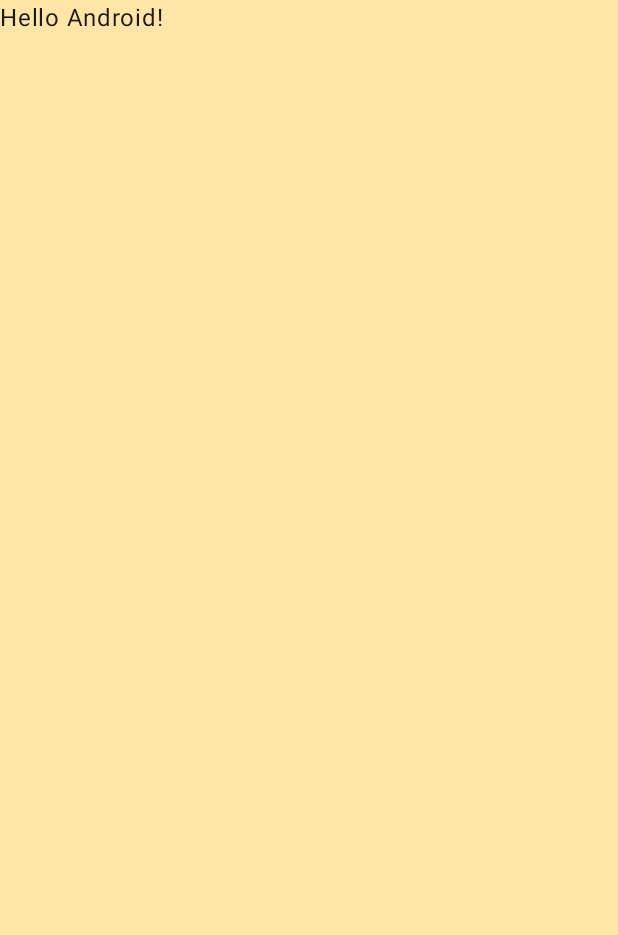
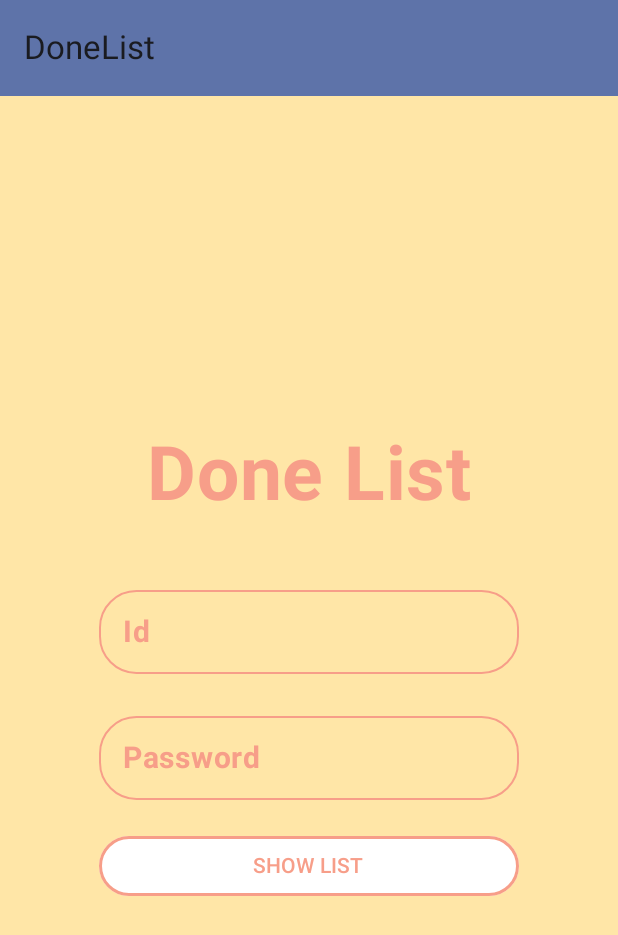
Before and after one commit to leehy0321/DoneList, an Android app built with Jetpack Compose: the screen it shows after launch (MainActivity), on a phone screen of 412 x 824 dp. Before the commit the part shown is almost empty. Shown: the top 935 px of the screen. Run offline under Robolectric (Android 15) with nearby library versions, the phone set to English and light mode, and no system bars.

Commit message:
add list screen (empty). add the action that display change when the login button clicked.

```diff
--- a/app/build.gradle.kts
+++ b/app/build.gradle.kts
@@ -32,6 +32,7 @@ android {
     }
     kotlinOptions {
         jvmTarget = "1.8"
+        freeCompilerArgs += "-opt-in=androidx.compose.material3.ExperimentalMaterial3Api"
     }
     buildFeatures {
         compose = true
@@ -56,11 +57,16 @@ dependencies {
     implementation("androidx.compose.ui:ui-graphics")
     implementation("androidx.compose.ui:ui-tooling-preview")
     implementation("androidx.compose.material3:material3")
+    implementation(platform("androidx.compose:compose-bom:2023.03.00"))
+    implementation("androidx.navigation:navigation-compose:2.5.3")
+    implementation(platform("androidx.compose:compose-bom:2023.03.00"))
     testImplementation("junit:junit:4.13.2")
     androidTestImplementation("androidx.test.ext:junit:1.1.5")
     androidTestImplementation("androidx.test.espresso:espresso-core:3.5.1")
     androidTestImplementation(platform("androidx.compose:compose-bom:2023.03.00"))
     androidTestImplementation("androidx.compose.ui:ui-test-junit4")
+    androidTestImplementation(platform("androidx.compose:compose-bom:2023.03.00"))
+    androidTestImplementation(platform("androidx.compose:compose-bom:2023.03.00"))
     debugImplementation("androidx.compose.ui:ui-tooling")
     debugImplementation("androidx.compose.ui:ui-test-manifest")
 }
--- /dev/null
+++ b/app/src/main/java/com/hy/donelist/DoneListScreen.kt
@@ -0,0 +1,92 @@
+package com.hy.donelist
+
+import androidx.compose.foundation.layout.padding
+import androidx.compose.material.icons.Icons
+import androidx.compose.material.icons.filled.ArrowBack
+import androidx.compose.material3.Icon
+import androidx.compose.material3.IconButton
+import androidx.compose.material3.MaterialTheme
+import androidx.compose.material3.Scaffold
+import androidx.compose.material3.Text
+import androidx.compose.material3.TopAppBar
+import androidx.compose.material3.TopAppBarDefaults
+import androidx.compose.runtime.Composable
+import androidx.compose.runtime.collectAsState
+import androidx.compose.runtime.getValue
+import androidx.compose.ui.Modifier
+import androidx.compose.ui.res.stringResource
+import androidx.lifecycle.viewmodel.compose.viewModel
+import androidx.navigation.compose.NavHost
+import androidx.navigation.compose.composable
+import androidx.navigation.compose.rememberNavController
+import com.hy.donelist.ui.DoneListViewModel
+import com.hy.donelist.ui.ListScreen
+import com.hy.donelist.ui.LoginScreenDisplay
+
+enum class DoneListScreen() {
+    Login,
+    List
+}
+
+/**
+ * Composable that displays the topBar and displays back button if back navigation is possible.
+ */
+@Composable
+fun DoneListAppBar(
+    canNavigateBack: Boolean,
+    navigateUp: () -> Unit,
+    modifier: Modifier = Modifier
+) {
+    TopAppBar(
+        title = { Text(stringResource(id = R.string.app_name)) },
+        colors = TopAppBarDefaults.mediumTopAppBarColors(
+            containerColor = MaterialTheme.colorScheme.primaryContainer
+        ),
+        modifier = modifier,
+        navigationIcon = {
+            if (canNavigateBack) {
+                IconButton(onClick = navigateUp) {
+                    Icon(
+                        imageVector = Icons.Filled.ArrowBack,
+                        contentDescription = stringResource(R.string.back_button)
+                    )
+                }
+            }
+        }
+    )
+}
+
+@Composable
+fun DoneListApp(
+    modifier: Modifier = Modifier,
+    viewModel: DoneListViewModel = viewModel(),
+) {
+    val navController = rememberNavController()
+    Scaffold(
+        topBar = {
+            DoneListAppBar(
+                canNavigateBack = false,
+                navigateUp = { /* TODO: implement back navigation */ }
+            )
+        }
+    ) { innerPadding ->
+        val uiState by viewModel.uiState.collectAsState()
+
+        NavHost(navController = navController,
+            startDestination = DoneListScreen.Login.name,
+            modifier = modifier.padding(innerPadding)) {
+            composable(route = DoneListScreen.Login.name) {
+                LoginScreenDisplay(
+                    onLoginButtonClicked = {
+                        1
+                        navController.navigate(DoneListScreen.List.name)
+                    }
+                )
+            }
+            composable(route = DoneListScreen.List.name) {
+                ListScreen(
+                )
+            }
+        }
+    }
+}
--- a/app/src/main/java/com/hy/donelist/MainActivity.kt
+++ b/app/src/main/java/com/hy/donelist/MainActivity.kt
@@ -6,10 +6,7 @@ import androidx.activity.compose.setContent
 import androidx.compose.foundation.layout.fillMaxSize
 import androidx.compose.material3.MaterialTheme
 import androidx.compose.material3.Surface
-import androidx.compose.material3.Text
-import androidx.compose.runtime.Composable
 import androidx.compose.ui.Modifier
-import androidx.compose.ui.tooling.preview.Preview
 import com.hy.donelist.ui.theme.DoneListTheme
 
 class MainActivity : ComponentActivity() {
@@ -17,27 +14,10 @@ class MainActivity : ComponentActivity() {
         super.onCreate(savedInstanceState)
         setContent {
             DoneListTheme {
-                // A surface container using the 'background' color from the theme
                 Surface(modifier = Modifier.fillMaxSize(), color = MaterialTheme.colorScheme.background) {
-                    Greeting("Android")
+                    DoneListApp()
                 }
             }
         }
     }
 }
-
-@Composable
-fun Greeting(name: String, modifier: Modifier = Modifier) {
-    Text(
-            text = "Hello $name!",
-            modifier = modifier
-    )
-}
-
-@Preview(showBackground = true)
-@Composable
-fun GreetingPreview() {
-    DoneListTheme {
-        Greeting("Android")
-    }
-}
--- /dev/null
+++ b/app/src/main/java/com/hy/donelist/data/UserData.kt
@@ -0,0 +1,6 @@
+package com.hy.donelist.data
+
+data class UserData(
+    var id : String = "",
+    var doneList : List<DoneListData> = listOf()
+)
--- /dev/null
+++ b/app/src/main/java/com/hy/donelist/ui/DoneListViewModel.kt
@@ -0,0 +1,13 @@
+package com.hy.donelist.ui
+
+import androidx.lifecycle.ViewModel
+import kotlinx.coroutines.flow.MutableStateFlow
+import kotlinx.coroutines.flow.StateFlow
+
+import com.hy.donelist.data.UserData
+import kotlinx.coroutines.flow.asStateFlow
+
+class DoneListViewModel: ViewModel() {
+    private val _uiState = MutableStateFlow(UserData())
+    val uiState: StateFlow<UserData> = _uiState.asStateFlow()
+}
--- /dev/null
+++ b/app/src/main/java/com/hy/donelist/ui/LoginScreen.kt
@@ -0,0 +1,135 @@
+package com.hy.donelist.ui
+
+import androidx.compose.foundation.BorderStroke
+import androidx.compose.foundation.layout.Arrangement
+import androidx.compose.foundation.layout.Column
+import androidx.compose.foundation.layout.fillMaxSize
+import androidx.compose.foundation.layout.padding
+import androidx.compose.foundation.layout.widthIn
+import androidx.compose.foundation.shape.RoundedCornerShape
+import androidx.compose.foundation.text.KeyboardOptions
+import androidx.compose.material3.Button
+import androidx.compose.material3.ButtonDefaults
+import androidx.compose.material3.OutlinedTextField
+import androidx.compose.material3.Text
+import androidx.compose.material3.TextFieldDefaults
+import androidx.compose.runtime.Composable
+import androidx.compose.runtime.getValue
+import androidx.compose.runtime.mutableStateOf
+import androidx.compose.runtime.remember
+import androidx.compose.runtime.saveable.rememberSaveable
+import androidx.compose.runtime.setValue
+import androidx.compose.ui.Alignment
+import androidx.compose.ui.Modifier
+import androidx.compose.ui.graphics.Color
+import androidx.compose.ui.res.colorResource
+import androidx.compose.ui.res.stringResource
+import androidx.compose.ui.text.TextStyle
+import androidx.compose.ui.text.font.FontWeight
+import androidx.compose.ui.text.input.KeyboardType
+import androidx.compose.ui.text.input.PasswordVisualTransformation
+import androidx.compose.ui.text.style.TextAlign
+import androidx.compose.ui.unit.dp
+import androidx.compose.ui.unit.sp
+import com.hy.donelist.R
+
+@Composable
+fun LoginScreenDisplay(
+    modifier: Modifier = Modifier,
+    onLoginButtonClicked: (Int) -> Unit
+) {
+    var text by remember { mutableStateOf("") }
+    var password by rememberSaveable { mutableStateOf("") }
+
+    Column(
+        modifier = Modifier
+            .fillMaxSize()
+            .padding(8.dp),
+        horizontalAlignment = Alignment.CenterHorizontally,
+        verticalArrangement = Arrangement.Center
+    ) {
+        Text(
+            text = stringResource(R.string.screen_title),
+            fontSize = 50.sp,
+            fontWeight = FontWeight.Bold,
+            color = colorResource(id = R.color.point_pink_color),
+            textAlign = TextAlign.Center,
+            modifier = Modifier.padding(bottom = 40.dp)
+        )
+
+        OutlinedTextField(
+            value = text,
+            onValueChange = { text = it },
+            shape = RoundedCornerShape(25.dp),
+            label = {
+                Text(
+                    text = stringResource(R.string.login_screen_id_title),
+                    color = colorResource(id = R.color.point_pink_color),
+                    fontWeight = FontWeight.Bold,
+                    fontSize = 20.sp
+                )
+            },
+            modifier = modifier
+                .padding(bottom = 20.dp)
+                .widthIn(min = 280.dp),
+            textStyle = TextStyle(
+                fontWeight = FontWeight.Bold,
+                fontSize = 20.sp
+            ),
+            colors = TextFieldDefaults.outlinedTextFieldColors(
+                unfocusedBorderColor = colorResource(id = R.color.point_pink_color),
+                focusedBorderColor = colorResource(id = R.color.point_pink_color),
+                unfocusedLeadingIconColor = colorResource(id = R.color.point_pink_color)
+            )
+        )
+
+        OutlinedTextField(
+            value = password,
+            onValueChange = { password = it },
+            shape = RoundedCornerShape(25.dp),
+            label = {
+                Text(
+                    text = stringResource(R.string.login_screen_pwd_title),
+                    color = colorResource(id = R.color.point_pink_color),
+                    fontWeight = FontWeight.Bold,
+                    fontSize = 20.sp
+                )
+            },
+            visualTransformation = PasswordVisualTransformation(),
+            keyboardOptions = KeyboardOptions(keyboardType = KeyboardType.Password),
+            modifier = modifier
+                .padding(bottom = 20.dp)
+                .widthIn(min = 280.dp),
+            textStyle = TextStyle(
+                fontWeight = FontWeight.Bold,
+                fontSize = 20.sp
+            ),
+            colors = TextFieldDefaults.outlinedTextFieldColors(
+                unfocusedBorderColor = colorResource(id = R.color.point_pink_color),
+                focusedBorderColor = colorResource(id = R.color.point_pink_color),
+                unfocusedLeadingIconColor = colorResource(id = R.color.point_pink_color)
+            )
+        )
+
+        Button(
+            //modifier = Modifier.weight(1f),
+            // the button is enabled when the user makes a selection
+            //enabled = selectedValue.isNotEmpty(),
+            onClick = {
+                onLoginButtonClicked(1)
+            },
+            modifier = modifier
+                .widthIn(min = 280.dp),
+            shape = RoundedCornerShape(25.dp),
+            colors = ButtonDefaults.buttonColors(
+                containerColor = Color.White,
+                disabledContentColor = Color.LightGray,
+                contentColor = colorResource(id = R.color.point_pink_color),
+                disabledContainerColor = colorResource(id = R.color.point_pink_color)
+            ),
+            border = BorderStroke(2.dp, colorResource(id = R.color.point_pink_color))
+        ) {
+            Text(stringResource(R.string.show_list))
+        }
+    }
+}
--- /dev/null
+++ b/app/src/main/java/com/hy/donelist/ui/ui/theme/Type.kt
@@ -0,0 +1,34 @@
+package com.hy.donelist.ui.ui.theme
+
+import androidx.compose.material3.Typography
+import androidx.compose.ui.text.TextStyle
+import androidx.compose.ui.text.font.FontFamily
+import androidx.compose.ui.text.font.FontWeight
+import androidx.compose.ui.unit.sp
+
+// Set of Material typography styles to start with
+val Typography = Typography(
+    bodyLarge = TextStyle(
+        fontFamily = FontFamily.Default,
+        fontWeight = FontWeight.Normal,
+        fontSize = 16.sp,
+        lineHeight = 24.sp,
+        letterSpacing = 0.5.sp
+    )
+    /* Other default text styles to override
+    titleLarge = TextStyle(
+        fontFamily = FontFamily.Default,
+        fontWeight = FontWeight.Normal,
+        fontSize = 22.sp,
+        lineHeight = 28.sp,
+        letterSpacing = 0.sp
+    ),
+    labelSmall = TextStyle(
+        fontFamily = FontFamily.Default,
+        fontWeight = FontWeight.Medium,
+        fontSize = 11.sp,
+        lineHeight = 16.sp,
+        letterSpacing = 0.5.sp
+    )
+    */
+)
--- a/app/src/main/res/values/colors.xml
+++ b/app/src/main/res/values/colors.xml
@@ -7,4 +7,5 @@
     <color name="teal_700">#FF018786</color>
     <color name="black">#FF000000</color>
     <color name="white">#FFFFFFFF</color>
+    <color name="point_pink_color">#F79E89</color>
 </resources>
--- a/app/src/main/res/values/strings.xml
+++ b/app/src/main/res/values/strings.xml
@@ -1,3 +1,11 @@
 <resources>
     <string name="app_name">DoneList</string>
+    <string name="screen_title">Done List</string>
+    <string name="title_activity_login">LoginScreen</string>
+    <string name="show_list">SHOW LIST</string>
+    <string name="login_screen_id_title">Id</string>
+    <string name="login_screen_pwd_title">Password</string>
+
+    <string name="back_button">back</string>
+    <string name="title_activity_list_screen">ListScreen</string>
 </resources>
--- a/app/src/main/res/values/themes.xml
+++ b/app/src/main/res/values/themes.xml
@@ -1,4 +1,5 @@
 <?xml version="1.0" encoding="utf-8"?>
 <resources>
+
     <style name="Theme.DoneList" parent="android:Theme.Material.Light.NoActionBar.Fullscreen" />
 </resources>
```
Also changed, not shown: app/src/main/AndroidManifest.xml (+10 -0 lines), app/src/main/java/com/hy/donelist/data/DoneListData.kt (added, +7 -0 lines), app/src/main/java/com/hy/donelist/ui/ListScreen.kt (added, +24 -0 lines), app/src/main/java/com/hy/donelist/ui/ui/theme/Color.kt (added, +11 -0 lines), app/src/main/java/com/hy/donelist/ui/ui/theme/Theme.kt (added, +70 -0 lines).
